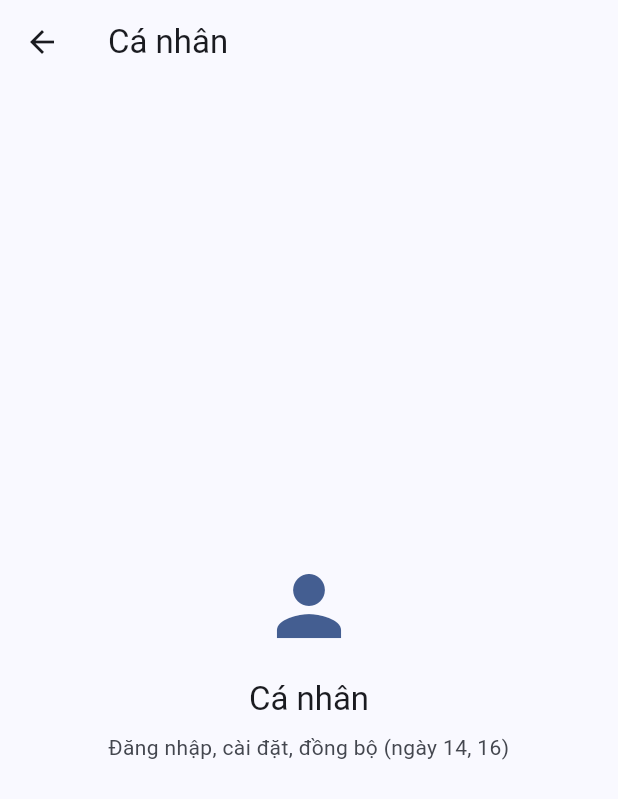
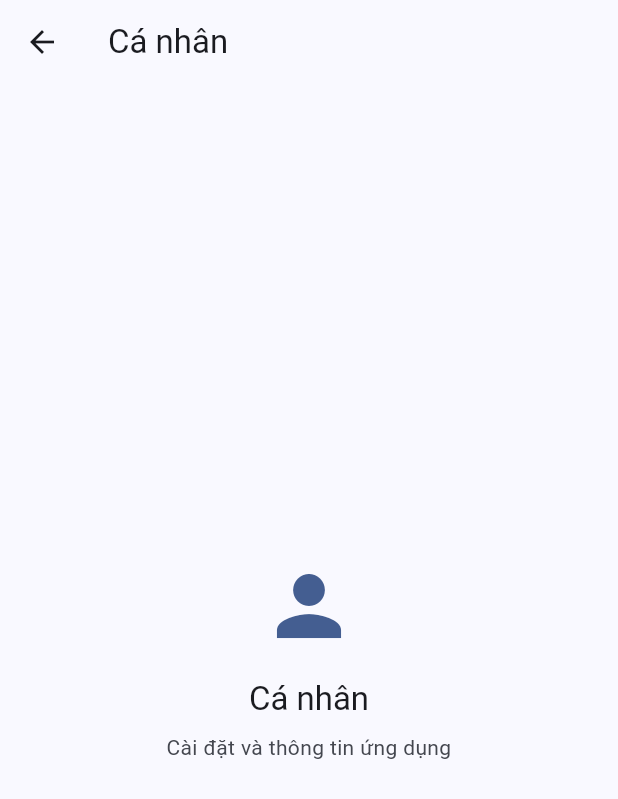
Before and after one commit to NhuY-DC24V7X422/gplx-app, a Flutter app: the PlaceholderScreen screen opened directly, on a phone screen of 412 x 824 dp. Shown: the top 799 px of the screen. Run offline on Flutter 3.47's test engine with Material 3 defaults, Android fonts, the phone set to English and light mode, and no system bars; our stand-ins replace drift, drift_flutter, flutter_riverpod, go_router; accounts and stored records are empty; generated files the repository leaves out were written again.

Commit message:
Cap nhat noi dung cac man hinh

```diff
--- a/lib/app/env.dart
+++ b/lib/app/env.dart
@@ -14,7 +14,7 @@ class Env {
     return 'http://localhost:3000/api/v1';
   }
 
-  // phiên bản app, gửi lên API để kiểm tra có bắt cập nhật không (ngày 17)
+  // phiên bản app, gửi lên API để kiểm tra có bắt cập nhật không
   static const appVersion = String.fromEnvironment(
     'APP_VERSION',
     defaultValue: '1.0.0',
--- a/lib/core/database/app_database.dart
+++ b/lib/core/database/app_database.dart
@@ -93,7 +93,6 @@ class Penalties extends Table {
 
 // =====================================================================
 // PHẦN 2: Tiến độ học của người dùng (userId = null là dữ liệu của khách)
-// Hôm nay mới tạo bảng, ngày 10–12 mới dùng.
 // =====================================================================
 
 // Mỗi lần trả lời 1 câu = 1 dòng. CHỈ THÊM, không sửa/xóa.
--- a/lib/core/sync/sync_service.dart
+++ b/lib/core/sync/sync_service.dart
@@ -5,8 +5,8 @@ import 'package:flutter/services.dart';
 
 import '../../data/repositories/catalog_repository.dart';
 
-// Đồng bộ dữ liệu. Hôm nay mới có phần nạp gói đóng kèm.
-// Ngày 15 thêm: hỏi API có bản mới không, tải về, tải ảnh, đẩy/kéo tiến độ.
+// Đồng bộ dữ liệu câu hỏi giữa máy chủ và điện thoại.
+// Hiện có: nạp gói câu hỏi đóng kèm ở lần mở app đầu tiên.
 class SyncService {
   SyncService({required this.catalog, AssetBundle? assets})
     : _assets = assets ?? rootBundle;
--- a/lib/features/account/account_screen.dart
+++ b/lib/features/account/account_screen.dart
@@ -11,7 +11,7 @@ class AccountScreen extends StatelessWidget {
     return const PlaceholderScreen(
       title: 'Cá nhân',
       icon: Icons.person,
-      note: 'Đăng nhập, cài đặt, đồng bộ (ngày 14, 16)',
+      note: 'Cài đặt và thông tin ứng dụng',
     );
   }
 }
--- a/lib/features/common/placeholder_screen.dart
+++ b/lib/features/common/placeholder_screen.dart
@@ -1,6 +1,6 @@
 import 'package:flutter/material.dart';
 
-// Màn hình tạm cho các tab chưa làm. Các ngày sau sẽ thay bằng màn hình thật.
+// Màn hình tạm cho các tab chưa làm xong, sẽ được thay bằng màn hình thật.
 class PlaceholderScreen extends StatelessWidget {
   const PlaceholderScreen({
     super.key,
@@ -11,7 +11,7 @@ class PlaceholderScreen extends StatelessWidget {
 
   final String title;
   final IconData icon;
-  final String note; // ghi chú ngày nào sẽ làm
+  final String note; // mô tả ngắn chức năng của tab
 
   @override
   Widget build(BuildContext context) {
--- a/lib/features/exam/exam_hub_screen.dart
+++ b/lib/features/exam/exam_hub_screen.dart
@@ -11,7 +11,7 @@ class ExamHubScreen extends StatelessWidget {
     return const PlaceholderScreen(
       title: 'Thi thử',
       icon: Icons.timer,
-      note: 'Thi thử theo đề, xem lịch sử (ngày 12)',
+      note: 'Thi thử theo đề, xem lịch sử',
     );
   }
 }
--- a/lib/features/home/home_screen.dart
+++ b/lib/features/home/home_screen.dart
@@ -4,8 +4,8 @@ import 'package:flutter_riverpod/flutter_riverpod.dart';
 import '../../app/providers.dart';
 import '../../core/utils/vn_date.dart';
 
-// Tab Trang chủ (bản tạm). Ngày 13 làm thật: lộ trình hôm nay, chuỗi ngày học, khả năng đạt.
-// Hôm nay chỉ hiện các lựa chọn ở màn hình thiết lập ban đầu để kiểm tra đã lưu đúng.
+// Tab Trang chủ (bản tạm): hiện các lựa chọn ở màn hình thiết lập ban đầu.
+// Chưa làm: lộ trình hôm nay, chuỗi ngày học, khả năng đạt.
 class HomeScreen extends ConsumerWidget {
   const HomeScreen({super.key});
 
@@ -46,7 +46,7 @@ class HomeScreen extends ConsumerWidget {
                 ),
                 const SizedBox(height: 16),
                 Text(
-                  'Lộ trình hôm nay, chuỗi ngày học (ngày 13)',
+                  'Lộ trình hôm nay và chuỗi ngày học: đang xây dựng',
                   style: TextStyle(
                     color: Theme.of(context).colorScheme.onSurfaceVariant,
                   ),
--- a/lib/features/lookup/lookup_screen.dart
+++ b/lib/features/lookup/lookup_screen.dart
@@ -11,7 +11,7 @@ class LookupScreen extends StatelessWidget {
     return const PlaceholderScreen(
       title: 'Tra cứu',
       icon: Icons.traffic,
-      note: 'Tra cứu biển báo, mức phạt (ngày 13)',
+      note: 'Tra cứu biển báo, mức phạt',
     );
   }
 }
--- a/lib/features/study/study_screen.dart
+++ b/lib/features/study/study_screen.dart
@@ -11,7 +11,7 @@ class StudyScreen extends StatelessWidget {
     return const PlaceholderScreen(
       title: 'Học',
       icon: Icons.menu_book,
-      note: 'Học theo chủ đề, câu điểm liệt, sổ câu sai (ngày 11)',
+      note: 'Học theo chủ đề, câu điểm liệt, sổ câu sai',
     );
   }
 }
```
Also changed, not shown: 1 other file.
